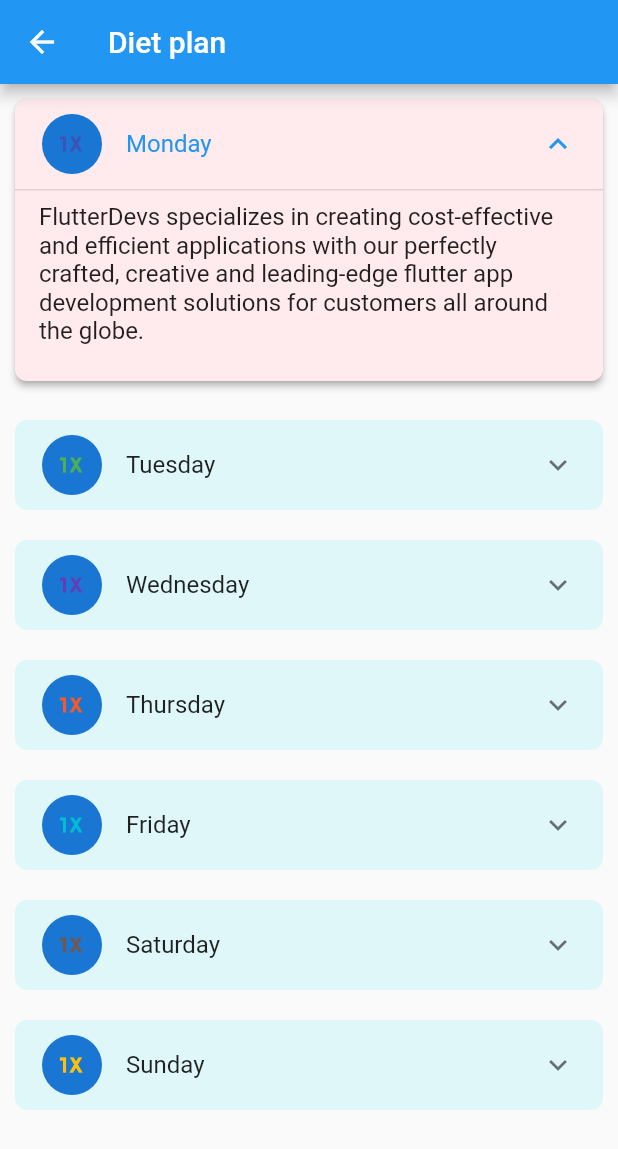
After one commit to NilukW/Pro_Fit_V1, a Flutter app: the DietPlan screen opened directly, after a tap on "Monday", on a phone screen of 412 x 824 dp. The commit adds this screen. Shown: the top 1149 px of the screen. Run offline on Flutter 3.47's test engine with Material 2 defaults, Android fonts, the phone set to English and light mode, and no system bars; drawn by our look-alikes of expansion_tile_card; our stand-ins replace cloud_firestore, firebase_auth, firebase_core, fluttertoast; missing offline and left inert: chart_sparkline, connectivity_wrapper; accounts and stored records are empty; generated files the repository leaves out were written again.

Commit message:
pro fit commit

```diff
--- a/pro_fit/lib/home.dart
+++ b/pro_fit/lib/home.dart
@@ -3,6 +3,8 @@ import 'package:firebase_auth/firebase_auth.dart';
 import 'package:flutter/material.dart';
 import 'package:flutter_staggered_grid_view/flutter_staggered_grid_view.dart';
 import 'package:pro_fit/auth/login.dart';
+import 'package:pro_fit/member/dietplan.dart';
+import 'package:pro_fit/member/workoutplan.dart';
 
 import 'member/charts.dart';
 import 'model/member.dart';
@@ -157,6 +159,7 @@ class _HomeState extends State<Home> {
                   // ...
                   // Then close the drawer
                   Navigator.pop(context);
+                  Navigator.of(context).pushNamed(WorkoutPlan.tag);
                 },
               ),
             ),
@@ -172,6 +175,7 @@ class _HomeState extends State<Home> {
                   // ...
                   // Then close the drawer
                   Navigator.pop(context);
+                  Navigator.of(context).pushNamed(DietPlan.tag);
                 },
               ),
             ),
--- a/pro_fit/lib/main.dart
+++ b/pro_fit/lib/main.dart
@@ -4,6 +4,8 @@ import 'package:firebase_core/firebase_core.dart';
 import 'package:fluttertoast/fluttertoast.dart';
 import 'package:pro_fit/auth/signup.dart';
 import 'package:pro_fit/home.dart';
+import 'package:pro_fit/member/dietplan.dart';
+import 'package:pro_fit/member/workoutplan.dart';
 
 import 'auth/login.dart';
 
@@ -23,6 +25,8 @@ class _ProFitAppState extends State<ProFitApp> {
     Login.tag: (context) => Login(),
     Home.tag: (context) => Home(),
     SignUp.tag: (context) => SignUp(),
+    DietPlan.tag: (context) => DietPlan(),
+    WorkoutPlan.tag: (context) => WorkoutPlan(),
   };
 
   @override
--- /dev/null
+++ b/pro_fit/lib/member/dietplan.dart
@@ -0,0 +1,302 @@
+import 'package:flutter/material.dart';
+import 'package:expansion_tile_card/expansion_tile_card.dart';
+
+class DietPlan extends StatefulWidget {
+  static String tag = 'dietplan';
+  @override
+  _DietPlanState createState() => _DietPlanState();
+}
+
+class _DietPlanState extends State<DietPlan> {
+  final GlobalKey<ExpansionTileCardState> cardA = new GlobalKey();
+  final GlobalKey<ExpansionTileCardState> cardB = new GlobalKey();
+  final GlobalKey<ExpansionTileCardState> cardC = new GlobalKey();
+  final GlobalKey<ExpansionTileCardState> cardD = new GlobalKey();
+  final GlobalKey<ExpansionTileCardState> cardE = new GlobalKey();
+  final GlobalKey<ExpansionTileCardState> cardF = new GlobalKey();
+  final GlobalKey<ExpansionTileCardState> cardG = new GlobalKey();
+
+  @override
+  Widget build(BuildContext context) {
+    return Scaffold(
+      appBar: AppBar(
+        title: Text('Diet plan'),
+      ),
+      body: ListView(children: <Widget>[
+        Padding(
+          padding: const EdgeInsets.symmetric(horizontal: 10.0, vertical: 10),
+          child: ExpansionTileCard(
+            baseColor: Colors.cyan[50],
+            expandedColor: Colors.red[50],
+            key: cardA,
+            leading: CircleAvatar(
+                child: Icon(Icons.one_x_mobiledata, color: Colors.indigo)),
+            title: Text("Monday"),
+            children: <Widget>[
+              Divider(
+                thickness: 1.0,
+                height: 1.0,
+              ),
+              Align(
+                alignment: Alignment.centerLeft,
+                child: Padding(
+                  padding: const EdgeInsets.symmetric(
+                    horizontal: 16.0,
+                    vertical: 8.0,
+                  ),
+                  child: Text(
+                    "FlutterDevs specializes in creating cost-effective and efficient applications with our perfectly crafted,"
+                    " creative and leading-edge flutter app development solutions for customers all around the globe.",
+                    style: Theme.of(context)
+                        .textTheme
+                        .bodyText2!
+                        .copyWith(fontSize: 16),
+                  ),
+                ),
+              ),
+              ButtonBar(
+                alignment: MainAxisAlignment.spaceAround,
+                buttonHeight: 52.0,
+                buttonMinWidth: 90.0,
+              ),
+            ],
+          ),
+        ),
+        Padding(
+          padding: const EdgeInsets.symmetric(horizontal: 10.0, vertical: 10),
+          child: ExpansionTileCard(
+            baseColor: Colors.cyan[50],
+            expandedColor: Colors.blueAccent[50],
+            key: cardB,
+            leading: CircleAvatar(
+                child: Icon(Icons.one_x_mobiledata, color: Colors.green)),
+            title: Text("Tuesday"),
+            children: <Widget>[
+              Divider(
+                thickness: 1.0,
+                height: 1.0,
+              ),
+              Align(
+                alignment: Alignment.centerLeft,
+                child: Padding(
+                  padding: const EdgeInsets.symmetric(
+                    horizontal: 16.0,
+                    vertical: 8.0,
+                  ),
+                  child: Text(
+                    "FlutterDevs specializes in creating cost-effective and efficient applications with our perfectly crafted,"
+                    " creative and leading-edge flutter app development solutions for customers all around the globe.",
+                    style: Theme.of(context)
+                        .textTheme
+                        .bodyText2!
+                        .copyWith(fontSize: 16),
+                  ),
+                ),
+              ),
+              ButtonBar(
+                alignment: MainAxisAlignment.spaceAround,
+                buttonHeight: 52.0,
+                buttonMinWidth: 90.0,
+              ),
+            ],
+          ),
+        ),
+        Padding(
+          padding: const EdgeInsets.symmetric(horizontal: 10.0, vertical: 10),
+          child: ExpansionTileCard(
+            baseColor: Colors.cyan[50],
+            expandedColor: Colors.blueAccent[50],
+            key: cardC,
+            leading: CircleAvatar(
+                child: Icon(Icons.one_x_mobiledata, color: Colors.deepPurple)),
+            title: Text("Wednesday"),
+            children: <Widget>[
+              Divider(
+                thickness: 1.0,
+                height: 1.0,
+              ),
+              Align(
+                alignment: Alignment.centerLeft,
+                child: Padding(
+                  padding: const EdgeInsets.symmetric(
+                    horizontal: 16.0,
+                    vertical: 8.0,
+                  ),
+                  child: Text(
+                    "FlutterDevs specializes in creating cost-effective and efficient applications with our perfectly crafted,"
+                    " creative and leading-edge flutter app development solutions for customers all around the globe.",
+                    style: Theme.of(context)
+                        .textTheme
+                        .bodyText2!
+                        .copyWith(fontSize: 16),
+                  ),
+                ),
+              ),
+              ButtonBar(
+                alignment: MainAxisAlignment.spaceAround,
+                buttonHeight: 52.0,
+                buttonMinWidth: 90.0,
+              ),
+            ],
+          ),
+        ),
+        Padding(
+          padding: const EdgeInsets.symmetric(horizontal: 10.0, vertical: 10),
+          child: ExpansionTileCard(
+            baseColor: Colors.cyan[50],
+            expandedColor: Colors.blueAccent[50],
+            key: cardD,
+            leading: CircleAvatar(
+                child: Icon(Icons.one_x_mobiledata, color: Colors.deepOrange)),
+            title: Text("Thursday"),
+            children: <Widget>[
+              Divider(
+                thickness: 1.0,
+                height: 1.0,
+              ),
+              Align(
+                alignment: Alignment.centerLeft,
+                child: Padding(
+                  padding: const EdgeInsets.symmetric(
+                    horizontal: 16.0,
+                    vertical: 8.0,
+                  ),
+                  child: Text(
+                    "FlutterDevs specializes in creating cost-effective and efficient applications with our perfectly crafted,"
+                    " creative and leading-edge flutter app development solutions for customers all around the globe.",
+                    style: Theme.of(context)
+                        .textTheme
+                        .bodyText2!
+                        .copyWith(fontSize: 16),
+                  ),
+                ),
+              ),
+              ButtonBar(
+                alignment: MainAxisAlignment.spaceAround,
+                buttonHeight: 52.0,
+                buttonMinWidth: 90.0,
+              ),
+            ],
+          ),
+        ),
+        Padding(
+          padding: const EdgeInsets.symmetric(horizontal: 10.0, vertical: 10),
+          child: ExpansionTileCard(
+            baseColor: Colors.cyan[50],
+            expandedColor: Colors.blueAccent[50],
+            key: cardE,
+            leading: CircleAvatar(
+                child: Icon(Icons.one_x_mobiledata, color: Colors.cyan)),
+            title: Text("Friday"),
+            children: <Widget>[
+              Divider(
+                thickness: 1.0,
+                height: 1.0,
+              ),
+              Align(
+                alignment: Alignment.centerLeft,
+                child: Padding(
+                  padding: const EdgeInsets.symmetric(
+                    horizontal: 16.0,
+                    vertical: 8.0,
+                  ),
+                  child: Text(
+                    "FlutterDevs specializes in creating cost-effective and efficient applications with our perfectly crafted,"
+                    " creative and leading-edge flutter app development solutions for customers all around the globe.",
+                    style: Theme.of(context)
+                        .textTheme
+                        .bodyText2!
+                        .copyWith(fontSize: 16),
+                  ),
+                ),
+              ),
+              ButtonBar(
+                alignment: MainAxisAlignment.spaceAround,
+                buttonHeight: 52.0,
+                buttonMinWidth: 90.0,
+              ),
+            ],
+          ),
+        ),
+        Padding(
+          padding: const EdgeInsets.symmetric(horizontal: 10.0, vertical: 10),
+          child: ExpansionTileCard(
+            baseColor: Colors.cyan[50],
+            expandedColor: Colors.blueAccent[50],
+            key: cardF,
+            leading: CircleAvatar(
+                child: Icon(Icons.one_x_mobiledata, color: Colors.brown)),
+            title: Text("Saturday"),
+            children: <Widget>[
+              Divider(
+                thickness: 1.0,
+                height: 1.0,
+              ),
+              Align(
+                alignment: Alignment.centerLeft,
+                child: Padding(
+                  padding: const EdgeInsets.symmetric(
+                    horizontal: 16.0,
+                    vertical: 8.0,
+                  ),
+                  child: Text(
+                    "FlutterDevs specializes in creating cost-effective and efficient applications with our perfectly crafted,"
+                    " creative and leading-edge flutter app development solutions for customers all around the globe.",
+                    style: Theme.of(context)
+                        .textTheme
+                        .bodyText2!
+                        .copyWith(fontSize: 16),
+                  ),
+                ),
+              ),
+              ButtonBar(
+                alignment: MainAxisAlignment.spaceAround,
+                buttonHeight: 52.0,
+                buttonMinWidth: 90.0,
+              ),
+            ],
+          ),
+        ),
+        Padding(
+          padding: const EdgeInsets.symmetric(horizontal: 10.0, vertical: 10),
+          child: ExpansionTileCard(
+            baseColor: Colors.cyan[50],
+            expandedColor: Colors.blueAccent[50],
+            key: cardG,
+            leading: CircleAvatar(
+                child: Icon(Icons.one_x_mobiledata, color: Colors.amber)),
+            title: Text("Sunday"),
+            children: <Widget>[
+              Divider(
+                thickness: 1.0,
+                height: 1.0,
+              ),
+              Align(
+                alignment: Alignment.centerLeft,
+                child: Padding(
+                  padding: const EdgeInsets.symmetric(
+                    horizontal: 16.0,
+                    vertical: 8.0,
+                  ),
+                  child: Text(
+                    "FlutterDevs specializes in creating cost-effective and efficient applications with our perfectly crafted,"
+                    " creative and leading-edge flutter app development solutions for customers all around the globe.",
+                    style: Theme.of(context)
+                        .textTheme
+                        .bodyText2!
+                        .copyWith(fontSize: 16),
+                  ),
+                ),
+              ),
+              ButtonBar(
+                alignment: MainAxisAlignment.spaceAround,
+                buttonHeight: 52.0,
+                buttonMinWidth: 90.0,
+              ),
+            ],
+          ),
+        ),
+      ]),
+    );
+  }
+}
--- a/pro_fit/pubspec.yaml
+++ b/pro_fit/pubspec.yaml
@@ -43,6 +43,7 @@ dependencies:
   fluttertoast: ^8.0.8
   intl: ^0.17.0
   date_format: ^2.0.4
+  expansion_tile_card: ^2.0.0
 
 dev_dependencies:
   flutter_test:
```
Also changed, not shown: pro_fit/lib/member/workoutplan.dart (added, +227 -0 lines), pro_fit/pubspec.lock.
